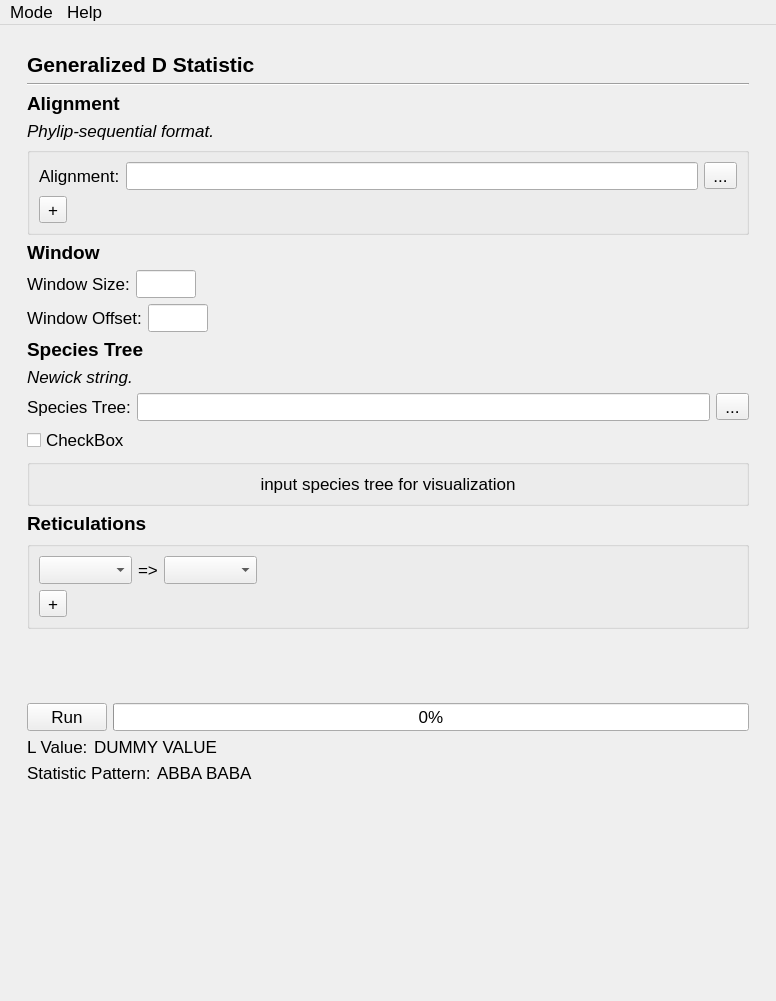
Qt form module/gui_layout.ui (chilleo/ALPHA) before a commit.
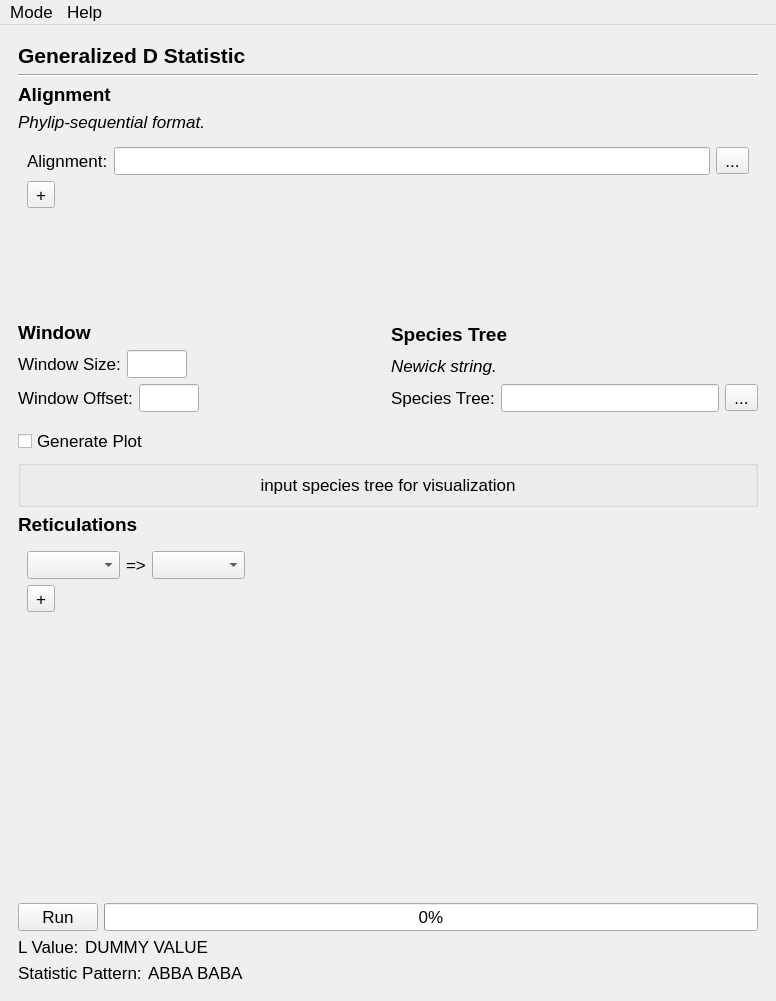
The same form after that commit. The open tabs and pages were chosen to show the change.

Commit message: spent wayyyy too long getting scrolling to work when you add alignments/reticulations

The edit to the form file:
```diff
--- a/module/gui_layout.ui
+++ b/module/gui_layout.ui
@@ -3365,8 +3365,8 @@
             </widget>
             <widget class="QWidget" name="verticalStackedWidgetPage1" native="true">
              <layout class="QVBoxLayout" name="lStatisticWrapperVL">
-              <property name="bottomMargin">
-               <number>200</number>
+              <property name="margin">
+               <number>0</number>
               </property>
               <item>
                <widget class="QLabel" name="label_38">
@@ -3416,11 +3416,29 @@
                </widget>
               </item>
               <item>
-               <widget class="QGroupBox" name="lAlignmentGroupBox">
-                <property name="title">
-                 <string/>
+               <widget class="QScrollArea" name="lAlignmentScrollArea">
+                <property name="minimumSize">
+                 <size>
+                  <width>0</width>
+                  <height>100</height>
+                 </size>
                 </property>
-                <layout class="QVBoxLayout" name="verticalLayout_22">
+                <property name="frameShape">
+                 <enum>QFrame::NoFrame</enum>
+                </property>
+                <property name="widgetResizable">
+                 <bool>true</bool>
+                </property>
+                <widget class="QWidget" name="scrollAreaWidgetContents_3">
+                 <property name="geometry">
+                  <rect>
+                   <x>0</x>
+                   <y>0</y>
+                   <width>726</width>
+                   <height>167</height>
+                  </rect>
+                 </property>
+                 <layout class="QVBoxLayout" name="verticalLayout_19">
                  <item>
                   <layout class="QVBoxLayout" name="alignmentParentVL">
                    <property name="topMargin">
@@ -3477,9 +3495,33 @@
                    </item>
                   </layout>
                  </item>
-                </layout>
-               </widget>
+                  <item>
+                   <spacer name="verticalSpacer_19">
+                    <property name="orientation">
+                     <enum>Qt::Vertical</enum>
+                    </property>
+                    <property name="sizeHint" stdset="0">
+                     <size>
+                      <width>20</width>
+                      <height>40</height>
+                     </size>
+                    </property>
+                   </spacer>
+                  </item>
+                 </layout>
+                </widget>
+               </widget>
               </item>
+              <item>
+               <layout class="QHBoxLayout" name="horizontalLayout_66">
+                <property name="bottomMargin">
+                 <number>0</number>
+                </property>
+                <item>
+                 <layout class="QVBoxLayout" name="verticalLayout_30">
+                  <property name="bottomMargin">
+                   <number>10</number>
+                  </property>
               <item>
                <widget class="QLabel" name="label_42">
                 <property name="font">
@@ -3562,6 +3604,13 @@
                 </item>
                </layout>
               </item>
+                 </layout>
+                </item>
+                <item>
+                 <layout class="QVBoxLayout" name="verticalLayout_29">
+                  <property name="bottomMargin">
+                   <number>10</number>
+                  </property>
               <item>
                <widget class="QLabel" name="label_5">
                 <property name="font">
@@ -3613,12 +3662,16 @@
                 </item>
                </layout>
               </item>
+                 </layout>
+                </item>
+               </layout>
+              </item>
               <item>
                <layout class="QHBoxLayout" name="horizontalLayout_62">
                 <item>
                  <widget class="QCheckBox" name="checkBox">
                   <property name="text">
-                   <string>CheckBox</string>
+                   <string>Generate Plot</string>
                   </property>
                  </widget>
                 </item>
@@ -3658,11 +3711,44 @@
                </widget>
               </item>
               <item>
-               <widget class="QGroupBox" name="reticulationGroupBox">
-                <property name="title">
-                 <string/>
+               <widget class="QScrollArea" name="reticulationScrollArea">
+                <property name="minimumSize">
+                 <size>
+                  <width>0</width>
+                  <height>100</height>
+                 </size>
                 </property>
-                <layout class="QVBoxLayout" name="verticalLayout_19">
+                <property name="autoFillBackground">
+                 <bool>false</bool>
+                </property>
+                <property name="styleSheet">
+                 <string notr="true"/>
+                </property>
+                <property name="frameShape">
+                 <enum>QFrame::NoFrame</enum>
+                </property>
+                <property name="frameShadow">
+                 <enum>QFrame::Raised</enum>
+                </property>
+                <property name="lineWidth">
+                 <number>0</number>
+                </property>
+                <property name="widgetResizable">
+                 <bool>true</bool>
+                </property>
+                <property name="alignment">
+                 <set>Qt::AlignBottom|Qt::AlignLeading|Qt::AlignLeft</set>
+                </property>
+                <widget class="QWidget" name="scrollAreaWidgetContents">
+                 <property name="geometry">
+                  <rect>
+                   <x>0</x>
+                   <y>0</y>
+                   <width>726</width>
+                   <height>168</height>
+                  </rect>
+                 </property>
+                 <layout class="QVBoxLayout" name="verticalLayout_31">
                  <item>
                   <layout class="QVBoxLayout" name="reticulationComboBoxParentVL">
                    <item>
@@ -3721,7 +3807,21 @@
                    </item>
                   </layout>
                  </item>
-                </layout>
+                  <item>
+                   <spacer name="verticalSpacer_18">
+                    <property name="orientation">
+                     <enum>Qt::Vertical</enum>
+                    </property>
+                    <property name="sizeHint" stdset="0">
+                     <size>
+                      <width>20</width>
+                      <height>40</height>
+                     </size>
+                    </property>
+                   </spacer>
+                  </item>
+                 </layout>
+                </widget>
                </widget>
               </item>
               <item>
```
Left out of the diff: 12 changed lines with no effect on the pictures. Lines whose indentation alone changed are shown as unchanged. The commit also changes 2 other files.
